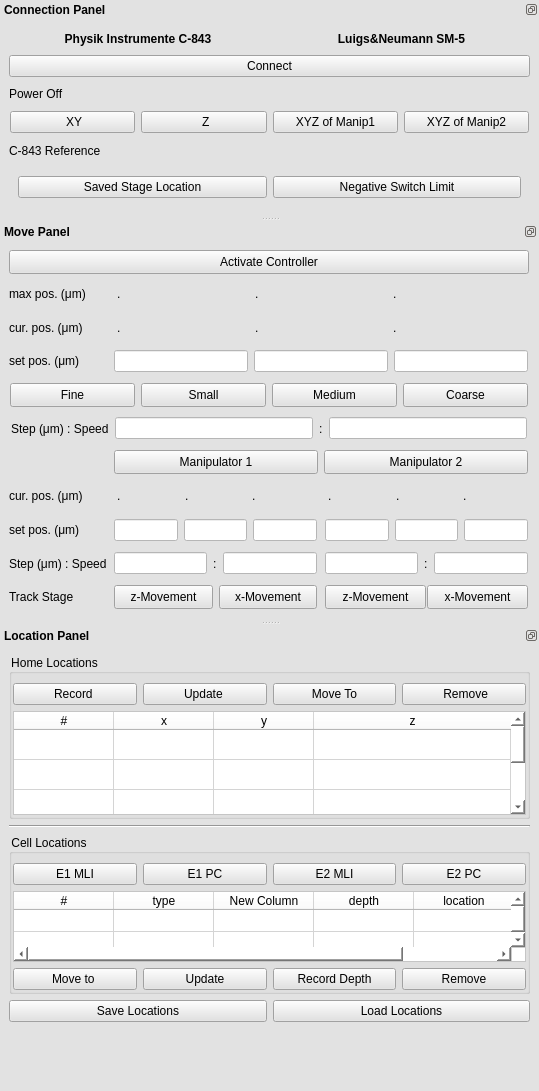
Qt form manipulator.ui (mgraupe/ManipulatorControl) before a commit.
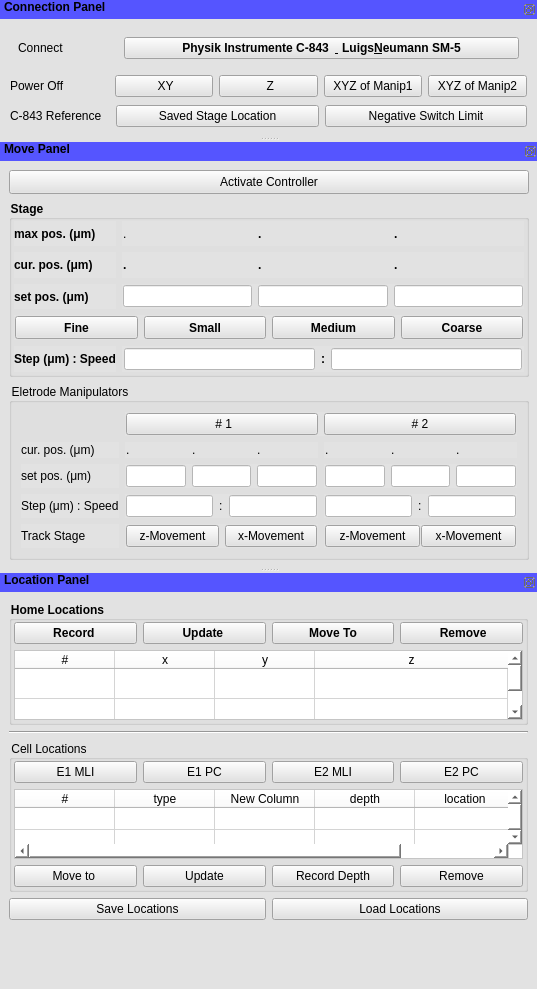
The same form after that commit.

Commit message: made gui better locking

What changed in the file:
```diff
--- a/manipulator.ui
+++ b/manipulator.ui
@@ -9,8 +9,8 @@
    <rect>
     <x>0</x>
     <y>0</y>
-    <width>539</width>
-    <height>1091</height>
+    <width>537</width>
+    <height>989</height>
    </rect>
   </property>
   <property name="minimumSize">
@@ -59,8 +59,8 @@
   <widget class="QDockWidget" name="dockWidget">
    <property name="minimumSize">
     <size>
-     <width>403</width>
-     <height>216</height>
+     <width>395</width>
+     <height>127</height>
     </size>
    </property>
    <property name="font">
@@ -70,9 +70,7 @@
     </font>
    </property>
    <property name="styleSheet">
-    <string notr="true">border-top-color: rgb(0, 0, 255);
-selection-background-color: rgb(255, 85, 0);
-</string>
+    <string notr="true">QDockWidget::title{background:rgb(85, 85, 255);}</string>
    </property>
    <property name="floating">
     <bool>false</bool>
@@ -88,67 +86,60 @@
    </attribute>
    <widget class="QWidget" name="dockWidgetContents">
     <layout class="QGridLayout" name="gridLayout_6">
-     <item row="1" column="0" colspan="2">
-      <widget class="QPushButton" name="connectBtn">
-       <property name="maximumSize">
+     <item row="5" column="0" colspan="2">
+      <widget class="QWidget" name="horizontalWidget" native="true">
+       <property name="minimumSize">
         <size>
-         <width>16777215</width>
-         <height>24</height>
+         <width>0</width>
+         <height>0</height>
         </size>
        </property>
-       <property name="text">
-        <string>Connect</string>
-       </property>
-       <property name="checkable">
-        <bool>true</bool>
-       </property>
-       <property name="default">
-        <bool>false</bool>
-       </property>
-       <property name="flat">
-        <bool>false</bool>
-       </property>
-      </widget>
-     </item>
-     <item row="0" column="1">
-      <widget class="QLabel" name="label_3">
-       <property name="font">
-        <font>
-         <weight>75</weight>
-         <bold>true</bold>
-        </font>
-       </property>
-       <property name="text">
-        <string>Luigs&amp;Neumann SM-5</string>
-       </property>
-       <property name="alignment">
-        <set>Qt::AlignCenter</set>
-       </property>
-      </widget>
-     </item>
-     <item row="0" column="0">
-      <widget class="QLabel" name="label_4">
-       <property name="font">
-        <font>
-         <weight>75</weight>
-         <bold>true</bold>
-        </font>
-       </property>
-       <property name="text">
-        <string>Physik Instrumente C-843</string>
-       </property>
-       <property name="alignment">
-        <set>Qt::AlignCenter</set>
-       </property>
-      </widget>
-     </item>
-     <item row="4" column="0" colspan="2">
+       <layout class="QHBoxLayout" name="horizontalLayout_16">
+        <property name="margin">
+         <number>1</number>
+        </property>
+        <item>
       <widget class="QLabel" name="label_7">
+          <property name="maximumSize">
+           <size>
+            <width>100</width>
+            <height>16777215</height>
+           </size>
+          </property>
        <property name="text">
         <string>C-843 Reference </string>
        </property>
       </widget>
      </item>
+        <item>
+         <widget class="QPushButton" name="refLocationBtn">
+          <property name="maximumSize">
+           <size>
+            <width>16777215</width>
+            <height>24</height>
+           </size>
+          </property>
+          <property name="text">
+           <string>Saved Stage Location</string>
+          </property>
+         </widget>
+        </item>
+        <item>
+         <widget class="QPushButton" name="refNegativeBtn">
+          <property name="maximumSize">
+           <size>
+            <width>16777215</width>
+            <height>24</height>
+           </size>
+          </property>
+          <property name="text">
+           <string>Negative Switch Limit</string>
+          </property>
+         </widget>
+        </item>
+       </layout>
+      </widget>
+     </item>
      <item row="3" column="0" colspan="2">
       <widget class="QWidget" name="horizontalWidget" native="true">
        <property name="minimumSize">
@@ -161,6 +152,13 @@
         <property name="margin">
          <number>1</number>
         </property>
+        <item>
+         <widget class="QLabel" name="label_2">
+          <property name="text">
+           <string>Power Off</string>
+          </property>
+         </widget>
+        </item>
         <item>
          <widget class="QPushButton" name="C843XYPowerBtn">
           <property name="maximumSize">
@@ -231,45 +229,47 @@
        </layout>
       </widget>
      </item>
-     <item row="2" column="0" colspan="2">
-      <widget class="QLabel" name="label_2">
-       <property name="text">
-        <string>Power Off</string>
-       </property>
-      </widget>
-     </item>
-     <item row="5" column="0" colspan="2">
+     <item row="1" column="0" colspan="2">
       <widget class="QWidget" name="horizontalWidget" native="true">
-       <property name="minimumSize">
-        <size>
-         <width>0</width>
-         <height>0</height>
-        </size>
-       </property>
-       <layout class="QHBoxLayout" name="horizontalLayout_16">
+       <layout class="QHBoxLayout" name="horizontalLayout_17">
         <item>
-         <widget class="QPushButton" name="refLocationBtn">
+         <widget class="QLabel" name="label_8">
           <property name="maximumSize">
            <size>
-            <width>16777215</width>
-            <height>24</height>
+            <width>100</width>
+            <height>16777215</height>
            </size>
           </property>
           <property name="text">
-           <string>Saved Stage Location</string>
+           <string>Connect</string>
           </property>
          </widget>
         </item>
         <item>
-         <widget class="QPushButton" name="refNegativeBtn">
+         <widget class="QPushButton" name="connectBtn">
           <property name="maximumSize">
            <size>
             <width>16777215</width>
             <height>24</height>
            </size>
           </property>
+          <property name="font">
+           <font>
+            <weight>75</weight>
+            <bold>true</bold>
+           </font>
+          </property>
           <property name="text">
-           <string>Negative Switch Limit</string>
+           <string>Physik Instrumente C-843  &amp;  Luigs&amp;Neumann SM-5</string>
+          </property>
+          <property name="checkable">
+           <bool>true</bool>
+          </property>
+          <property name="default">
+           <bool>false</bool>
+          </property>
+          <property name="flat">
+           <bool>false</bool>
           </property>
          </widget>
         </item>
@@ -289,7 +289,7 @@
    <property name="minimumSize">
     <size>
      <width>538</width>
-     <height>398</height>
+     <height>427</height>
     </size>
    </property>
    <property name="font">
@@ -298,6 +298,10 @@
      <bold>true</bold>
     </font>
    </property>
+   <property name="styleSheet">
+    <string notr="true">QDockWidget::title{background:rgb(85, 85, 255);}
+</string>
+   </property>
    <property name="features">
     <set>QDockWidget::DockWidgetFloatable|QDockWidget::DockWidgetMovable</set>
    </property>
@@ -309,36 +313,6 @@
    </attribute>
    <widget class="QWidget" name="dockWidgetContents_5">
     <layout class="QGridLayout" name="gridLayout_5">
-     <item row="2" column="1" colspan="2">
-      <widget class="QWidget" name="horizontalWidget" native="true">
-       <layout class="QHBoxLayout" name="horizontalLayout_9">
-        <property name="margin">
-         <number>4</number>
-        </property>
-        <item>
-         <widget class="QLabel" name="isXLocationValueLabel">
-          <property name="text">
-           <string>.</string>
-          </property>
-         </widget>
-        </item>
-        <item>
-         <widget class="QLabel" name="isYLocationValueLabel">
-          <property name="text">
-           <string>.</string>
-          </property>
-         </widget>
-        </item>
-        <item>
-         <widget class="QLabel" name="isZLocationValueLabel">
-          <property name="text">
-           <string>.</string>
-          </property>
-         </widget>
-        </item>
-       </layout>
-      </widget>
-     </item>
      <item row="0" column="0" colspan="3">
       <widget class="QPushButton" name="controllerActivateBtn">
        <property name="maximumSize">
@@ -361,67 +335,31 @@
        </property>
       </widget>
      </item>
-     <item row="9" column="2">
-      <widget class="QWidget" name="horizontalWidget" native="true">
-       <layout class="QHBoxLayout" name="horizontalLayout_10">
-        <property name="margin">
-         <number>1</number>
-        </property>
-        <item>
-         <widget class="QLineEdit" name="device2StepLE">
-          <property name="styleSheet">
-           <string notr="true">background-color: rgb(255, 255, 255);</string>
-          </property>
-         </widget>
-        </item>
-        <item>
-         <widget class="QLabel" name="label_12">
-          <property name="text">
-           <string>:</string>
-          </property>
-         </widget>
-        </item>
-        <item>
-         <widget class="QLineEdit" name="device2SpeedLE">
-          <property name="styleSheet">
-           <string notr="true">background-color: rgb(255, 255, 255);</string>
-          </property>
-         </widget>
-        </item>
-       </layout>
-      </widget>
-     </item>
-     <item row="8" column="2">
-      <widget class="QWidget" name="horizontalWidget" native="true">
-       <layout class="QHBoxLayout" name="horizontalLayout_5">
-        <property name="margin">
+     <item row="1" column="0" colspan="3">
+      <widget class="QGroupBox" name="groupBox_3">
+       <property name="font">
+        <font>
+         <weight>75</weight>
+         <bold>true</bold>
+        </font>
+       </property>
+       <property name="title">
+        <string>Stage</string>
+       </property>
+       <layout class="QGridLayout" name="gridLayout_2">
+        <property name="leftMargin">
+         <number>2</number>
+        </property>
+        <property name="topMargin">
          <number>1</number>
         </property>
-        <item>
-         <widget class="QLineEdit" name="xSetPosDev2LE">
-          <property name="styleSheet">
-           <string notr="true">background-color: rgb(255, 255, 255);</string>
-          </property>
-         </widget>
-        </item>
-        <item>
-         <widget class="QLineEdit" name="ySetPosDev2LE">
-          <property name="styleSheet">
-           <string notr="true">background-color: rgb(255, 255, 255);</string>
-          </property>
-         </widget>
-        </item>
-        <item>
-         <widget class="QLineEdit" name="zSetPosDev2LE">
-          <property name="styleSheet">
-           <string notr="true">background-color: rgb(255, 255, 255);</string>
-          </property>
-         </widget>
-        </item>
-       </layout>
-      </widget>
-     </item>
-     <item row="3" column="1" colspan="2">
+        <property name="rightMargin">
+         <number>2</number>
+        </property>
+        <property name="bottomMargin">
+         <number>2</number>
+        </property>
+        <item row="3" column="1">
       <widget class="QWidget" name="horizontalWidget" native="true">
        <layout class="QHBoxLayout" name="horizontalLayout_8">
         <property name="margin">
@@ -460,7 +398,14 @@
        </layout>
       </widget>
      </item>
-     <item row="4" column="0" colspan="3">
+        <item row="1" column="0">
+         <widget class="QLabel" name="label_9">
+          <property name="text">
+           <string>max pos. (μm)</string>
+          </property>
+         </widget>
+        </item>
+        <item row="4" column="0" colspan="2">
       <widget class="QWidget" name="horizontalWidget" native="true">
        <layout class="QHBoxLayout" name="horizontalLayout">
         <property name="margin">
@@ -551,32 +496,105 @@
        </layout>
       </widget>
      </item>
-     <item row="7" column="0">
-      <widget class="QLabel" name="label">
+        <item row="3" column="0">
+         <widget class="QLabel" name="label_13">
+          <property name="text">
+           <string>set pos. (μm)</string>
+          </property>
+         </widget>
+        </item>
+        <item row="2" column="0">
+         <widget class="QLabel" name="label_17">
        <property name="text">
         <string>cur. pos. (μm)</string>
        </property>
       </widget>
      </item>
-     <item row="5" column="0" colspan="3">
+        <item row="1" column="1">
       <widget class="QWidget" name="horizontalWidget" native="true">
-       <property name="minimumSize">
-        <size>
-         <width>0</width>
-         <height>0</height>
-        </size>
-       </property>
-       <layout class="QHBoxLayout" name="horizontalLayout_11">
+          <layout class="QHBoxLayout" name="horizontalLayout_7">
+           <property name="margin">
+            <number>1</number>
+           </property>
+           <item>
+            <widget class="QLabel" name="minMaxXLocationValueLabel">
+             <property name="font">
+              <font>
+               <weight>50</weight>
+               <bold>false</bold>
+              </font>
+             </property>
+             <property name="text">
+              <string>.</string>
+             </property>
+            </widget>
+           </item>
+           <item>
+            <widget class="QLabel" name="minMaxYLocationValueLabel">
+             <property name="text">
+              <string>.</string>
+             </property>
+            </widget>
+           </item>
+           <item>
+            <widget class="QLabel" name="minMaxZLocationValueLabel">
+             <property name="text">
+              <string>.</string>
+             </property>
+            </widget>
+           </item>
+          </layout>
+         </widget>
+        </item>
+        <item row="2" column="1">
+         <widget class="QWidget" name="horizontalWidget" native="true">
+          <layout class="QHBoxLayout" name="horizontalLayout_9">
         <property name="margin">
-         <number>2</number>
+            <number>1</number>
         </property>
         <item>
+            <widget class="QLabel" name="isXLocationValueLabel">
+             <property name="text">
+              <string>.</string>
+             </property>
+            </widget>
+           </item>
+           <item>
+            <widget class="QLabel" name="isYLocationValueLabel">
+             <property name="text">
+              <string>.</string>
+             </property>
+            </widget>
+           </item>
+           <item>
+            <widget class="QLabel" name="isZLocationValueLabel">
+             <property name="text">
+              <string>.</string>
+             </property>
+            </widget>
+           </item>
+          </layout>
+         </widget>
+        </item>
+        <item row="5" column="0">
          <widget class="QLabel" name="label_18">
           <property name="text">
            <string>Step (μm) : Speed</string>
           </property>
          </widget>
         </item>
+        <item row="5" column="1">
+         <widget class="QWidget" name="horizontalWidget" native="true">
+          <property name="minimumSize">
+           <size>
+            <width>0</width>
+            <height>0</height>
+           </size>
+          </property>
+          <layout class="QHBoxLayout" name="horizontalLayout_11">
+           <property name="margin">
+            <number>2</number>
+           </property>
         <item>
          <widget class="QLineEdit" name="stepLineEdit">
           <property name="styleSheet">
@@ -601,14 +619,16 @@
        </layout>
       </widget>
      </item>
-     <item row="9" column="0">
-      <widget class="QLabel" name="label_24">
-       <property name="text">
-        <string>Step (μm) : Speed</string>
-       </property>
+       </layout>
       </widget>
      </item>
-     <item row="8" column="1">
+     <item row="2" column="0" colspan="3">
+      <widget class="QGroupBox" name="groupBox_4">
+       <property name="title">
+        <string>Eletrode Manipulators</string>
+       </property>
+       <layout class="QGridLayout" name="gridLayout_8">
+        <item row="3" column="1">
       <widget class="QWidget" name="horizontalWidget" native="true">
        <property name="minimumSize">
         <size>
@@ -644,21 +664,37 @@
        </layout>
       </widget>
      </item>
-     <item row="3" column="0">
-      <widget class="QLabel" name="label_13">
-       <property name="text">
-        <string>set pos. (μm)</string>
-       </property>
-      </widget>
-     </item>
-     <item row="10" column="0">
-      <widget class="QLabel" name="label_5">
+        <item row="4" column="2">
+         <widget class="QWidget" name="horizontalWidget" native="true">
+          <layout class="QHBoxLayout" name="horizontalLayout_10">
+           <property name="margin">
+            <number>1</number>
+           </property>
+           <item>
+            <widget class="QLineEdit" name="device2StepLE">
+             <property name="styleSheet">
+              <string notr="true">background-color: rgb(255, 255, 255);</string>
+             </property>
+            </widget>
+           </item>
+           <item>
+            <widget class="QLabel" name="label_12">
        <property name="text">
-        <string>Track Stage</string>
+              <string>:</string>
        </property>
       </widget>
      </item>
-     <item row="7" column="2">
+           <item>
+            <widget class="QLineEdit" name="device2SpeedLE">
+             <property name="styleSheet">
+              <string notr="true">background-color: rgb(255, 255, 255);</string>
+             </property>
+            </widget>
+           </item>
+          </layout>
+         </widget>
+        </item>
+        <item row="2" column="2">
       <widget class="QWidget" name="horizontalWidget" native="true">
        <property name="minimumSize">
         <size>
@@ -668,7 +704,7 @@
        </property>
        <layout class="QHBoxLayout" name="horizontalLayout_3">
         <property name="margin">
-         <number>4</number>
+            <number>1</number>
         </property>
         <item>
          <widget class="QLabel" name="xIsPosDev2LE">
@@ -694,14 +730,7 @@
        </layout>
       </widget>
      </item>
-     <item row="8" column="0">
-      <widget class="QLabel" name="label_23">
-       <property name="text">
-        <string>set pos. (μm)</string>
-       </property>
-      </widget>
-     </item>
-     <item row="9" column="1">
+        <item row="4" column="1">
       <widget class="QWidget" name="horizontalWidget" native="true">
        <property name="minimumSize">
         <size>
@@ -737,50 +766,37 @@
        </layout>
       </widget>
      </item>
-     <item row="1" column="1" colspan="2">
+        <item row="3" column="2">
       <widget class="QWidget" name="horizontalWidget" native="true">
-       <layout class="QHBoxLayout" name="horizontalLayout_7">
+          <layout class="QHBoxLayout" name="horizontalLayout_5">
         <property name="margin">
-         <number>4</number>
+            <number>1</number>
         </property>
         <item>
-         <widget class="QLabel" name="minMaxXLocationValueLabel">
-          <property name="font">
-           <font>
-            <weight>50</weight>
-            <bold>false</bold>
-           </font>
-          </property>
-          <property name="text">
-           <string>.</string>
-          </property>
+            <widget class="QLineEdit" name="xSetPosDev2LE">
+             <property name="styleSheet">
+              <string notr="true">background-color: rgb(255, 255, 255);</string>
+             </property>
          </widget>
         </item>
         <item>
-         <widget class="QLabel" name="minMaxYLocationValueLabel">
-          <property name="text">
-           <string>.</string>
+            <widget class="QLineEdit" name="ySetPosDev2LE">
+             <property name="styleSheet">
+              <string notr="true">background-color: rgb(255, 255, 255);</string>
           </property>
          </widget>
         </item>
         <item>
-         <widget class="QLabel" name="minMaxZLocationValueLabel">
-          <property name="text">
-           <string>.</string>
+            <widget class="QLineEdit" name="zSetPosDev2LE">
+             <property name="styleSheet">
+              <string notr="true">background-color: rgb(255, 255, 255);</string>
           </property>
          </widget>
         </item>
        </layout>
       </widget>
      </item>
-     <item row="1" column="0">
-      <widget class="QLabel" name="label_9">
-       <property name="text">
-        <string>max pos. (μm)</string>
-       </property>
-      </widget>
-     </item>
-     <item row="7" column="1">
+        <item row="2" column="1">
       <widget class="QWidget" name="horizontalWidget" native="true">
        <property name="minimumSize">
         <size>
@@ -790,7 +806,7 @@
        </property>
        <layout class="QHBoxLayout" name="horizontalLayout_4">
         <property name="margin">
-         <number>4</number>
+            <number>1</number>
         </property>
         <item>
          <widget class="QLabel" name="xIsPosDev1LE">
@@ -816,12 +832,12 @@
        </layout>
       </widget>
      </item>
-     <item row="6" column="1" colspan="2">
+        <item row="0" column="1" colspan="2">
       <widget class="QWidget" name="horizontalWidget" native="true">
        <property name="minimumSize">
         <size>
          <width>0</width>
-         <height>0</height>
+            <height>10</height>
         </size>
        </property>
        <layout class="QHBoxLayout" name="horizontalLayout_15">
@@ -843,7 +859,7 @@
            </size>
           </property>
           <property name="text">
-           <string>Manipulator 1</string>
+              <string> # 1</string>
           </property>
           <property name="checkable">
            <bool>true</bool>
@@ -862,7 +878,7 @@
            </size>
           </property>
           <property name="text">
-           <string>Manipulator 2</string>
+              <string># 2</string>
           </property>
           <property name="checkable">
            <bool>true</bool>
@@ -876,13 +892,34 @@
       </widget>
      </item>
      <item row="2" column="0">
-      <widget class="QLabel" name="label_17">
+         <widget class="QLabel" name="label">
        <property name="text">
         <string>cur. pos. (μm)</string>
        </property>
       </widget>
      </item>
-     <item row="10" column="1">
+        <item row="3" column="0">
+         <widget class="QLabel" name="label_23">
+          <property name="text">
+           <string>set pos. (μm)</string>
+          </property>
+         </widget>
+        </item>
+        <item row="4" column="0">
+         <widget class="QLabel" name="label_24">
+          <property name="text">
+           <string>Step (μm) : Speed</string>
+          </property>
+         </widget>
+        </item>
+        <item row="5" column="0">
+         <widget class="QLabel" name="label_5">
+          <property name="text">
+           <string>Track Stage</string>
+          </property>
+         </widget>
+        </item>
+        <item row="5" column="1">
       <widget class="QWidget" name="horizontalWidget" native="true">
        <property name="minimumSize">
         <size>
@@ -941,7 +978,7 @@
        </layout>
       </widget>
      </item>
-     <item row="10" column="2">
+        <item row="5" column="2">
       <widget class="QWidget" name="horizontalWidget" native="true">
        <layout class="QHBoxLayout" name="horizontalLayout_14">
         <property name="spacing">
@@ -986,28 +1023,9 @@
       </widget>
      </item>
     </layout>
-    <zorder>controllerActivateBtn</zorder>
-    <zorder>label</zorder>
-    <zorder>horizontalWidget</zorder>
-    <zorder>horizontalWidget</zorder>
-    <zorder>horizontalWidget</zorder>
-    <zorder>horizontalWidget</zorder>
-    <zorder>horizontalWidget</zorder>
-    <zorder>horizontalWidget</zorder>
-    <zorder>label_13</zorder>
-    <zorder>horizontalWidget</zorder>
-    <zorder>label_17</zorder>
-    <zorder>label_9</zorder>
-    <zorder>horizontalWidget</zorder>
-    <zorder>label_23</zorder>
-    <zorder>horizontalWidget</zorder>
-    <zorder>horizontalWidget</zorder>
-    <zorder>label_24</zorder>
-    <zorder>horizontalWidget</zorder>
-    <zorder>horizontalWidget</zorder>
-    <zorder>label_5</zorder>
-    <zorder>horizontalWidget</zorder>
-    <zorder>horizontalWidget</zorder>
+      </widget>
+     </item>
+    </layout>
    </widget>
   </widget>
   <widget class="QDockWidget" name="dockWidget_6">
@@ -1017,6 +1035,9 @@
      <bold>true</bold>
     </font>
    </property>
+   <property name="styleSheet">
+    <string notr="true">QDockWidget::title{background:rgb(85, 85, 255);}</string>
+   </property>
    <property name="features">
     <set>QDockWidget::DockWidgetFloatable|QDockWidget::DockWidgetMovable</set>
    </property>
@@ -1030,6 +1051,12 @@
     <layout class="QGridLayout" name="gridLayout">
      <item row="0" column="0" rowspan="2" colspan="4">
       <widget class="QGroupBox" name="groupBox">
+       <property name="font">
+        <font>
+         <weight>75</weight>
+         <bold>true</bold>
+        </font>
+       </property>
        <property name="title">
         <string>Home Locations</string>
        </property>
@@ -1038,13 +1065,16 @@
        </property>
        <layout class="QGridLayout" name="gridLayout_4">
         <property name="leftMargin">
+         <number>2</number>
+        </property>
+        <property name="topMargin">
          <number>1</number>
         </property>
         <property name="rightMargin">
-         <number>1</number>
+         <number>2</number>
         </property>
         <property name="bottomMargin">
-         <number>1</number>
+         <number>2</number>
         </property>
         <item row="1" column="0" colspan="4">
          <widget class="QTableWidget" name="homeLocationsTable">
@@ -1140,13 +1170,16 @@
        </property>
        <layout class="QGridLayout" name="gridLayout_7">
         <property name="leftMargin">
+         <number>2</number>
+        </property>
+        <property name="topMargin">
          <number>1</number>
         </property>
         <property name="rightMargin">
-         <number>1</number>
+         <number>2</number>
         </property>
         <property name="bottomMargin">
-         <number>1</number>
+         <number>2</number>
         </property>
         <item row="0" column="0">
          <widget class="QPushButton" name="electrode1MLIBtn">
```
Left out of the diff: 4 changed lines with no effect on the pictures. Lines whose indentation alone changed are shown as unchanged. The commit also changes 1 other file.
